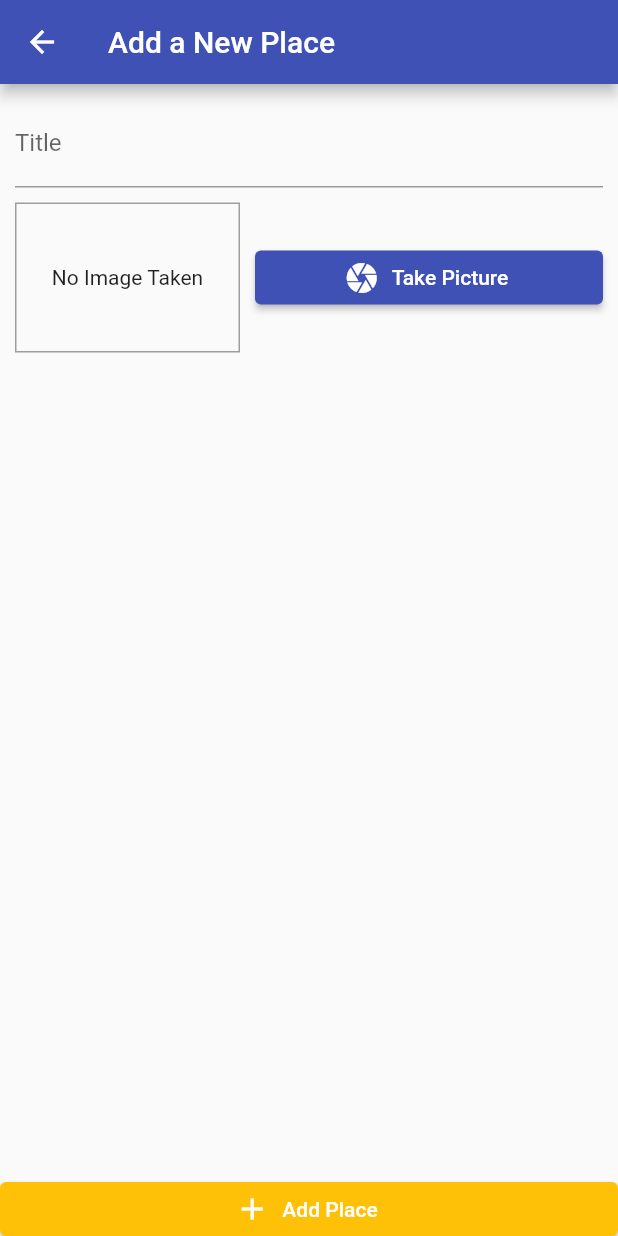
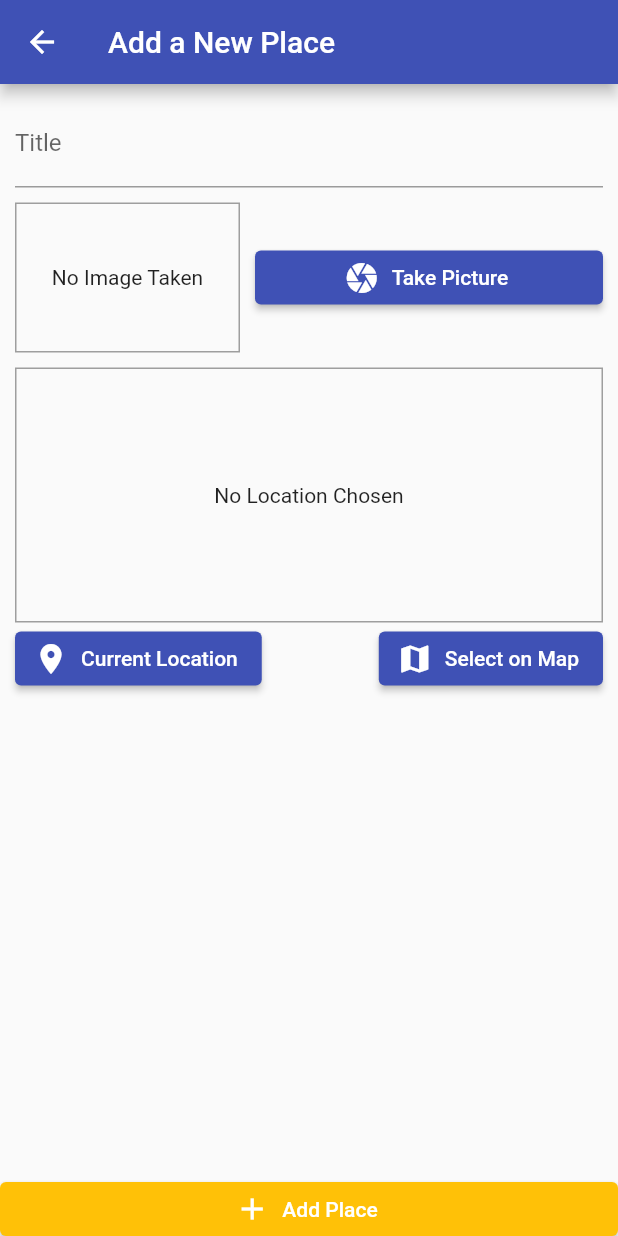
Before and after one commit to MonarchLight/great_places_v2, a Flutter app: the screen it shows after launch, after a tap on the "add" icon, on a phone screen of 412 x 824 dp. Run offline on Flutter 3.47's test engine with Material 2 defaults, Android fonts, the phone set to English and light mode, and no system bars; our stand-ins replace google_maps_flutter, image_picker, location, sqflite; accounts and stored records are empty.

Commit message:
Reverse geocoding request and response

```diff
--- a/lib/helpers/db_helpers.dart
+++ b/lib/helpers/db_helpers.dart
@@ -2,8 +2,22 @@ import 'package:sqflite/sqflite.dart' as sql;
 import 'package:path/path.dart' as path;
 
 class DBHelper {
+  static Future<sql.Database> database() async {
+    final dbPath = await sql.getDatabasesPath();
+    return sql.openDatabase(path.join(dbPath, "places.db"),
+        onCreate: (db, version) {
+      return db.execute(
+          "CREATE TABLE user_places(id TEXT PRIMARY KEY, title TEXT, image TEXT, loc_lat REAL, loc_lng REAL, address TEXT)");
+    }, version: 1);
+  }
+
   static Future<void> insert(String table, Map<String, Object> data) async {
-    final dbPath = await sql.getDatabasesPath();
-    sql.openDatabase(dbPath);
+    final db = await DBHelper.database();
+    db.insert(table, data, conflictAlgorithm: sql.ConflictAlgorithm.replace);
+  }
+
+  static Future<List<Map<String, dynamic>>> getData(String table) async {
+    final db = await DBHelper.database();
+    return db.query(table);
   }
 }
--- a/lib/models/place.dart
+++ b/lib/models/place.dart
@@ -3,10 +3,10 @@ import 'dart:io';
 class PlaceLocation {
   final double latitude;
   final double longitude;
-  final String? address;
+  final String address;
 
-  PlaceLocation({
-    this.address,
+  const PlaceLocation({
+    required this.address,
     required this.latitude,
     required this.longitude,
   });
--- a/lib/providers/great_places.dart
+++ b/lib/providers/great_places.dart
@@ -2,6 +2,8 @@ import 'dart:io';
 import 'package:flutter/foundation.dart';
 
 import '../models/place.dart';
+import '../helpers/db_helpers.dart';
+import '../helpers/location_helper.dart';
 
 class GreatPlaces with ChangeNotifier {
   List<Place> _items = [];
@@ -10,13 +12,48 @@ class GreatPlaces with ChangeNotifier {
     return [..._items];
   }
 
-  void addPlace(String pickedtitle, File pickedimage) {
+  Future<void> addPlace(
+    String pickedtitle,
+    File pickedimage,
+    PlaceLocation pickedLocation,
+  ) async {
+    final addressLoct = await LocationHelper.getPlaceAddress(
+        pickedLocation.latitude, pickedLocation.longitude);
+    final updateLocation = PlaceLocation(
+        latitude: pickedLocation.latitude,
+        longitude: pickedLocation.longitude,
+        address: addressLoct);
     final newPlace = Place(
       id: DateTime.now().toString(),
       image: pickedimage,
       title: pickedtitle,
+      location: updateLocation,
     );
     _items.add(newPlace);
     notifyListeners();
+    DBHelper.insert("user_places", {
+      "id": newPlace.id,
+      "title": newPlace.title,
+      "image": newPlace.image.path,
+      "loc_lat": newPlace.location!.latitude,
+      "loc_lng": newPlace.location!.longitude,
+      "address": newPlace.location!.address as String,
+    });
+  }
+
+  Future<void> fetchAndSetPlaces() async {
+    final dataList = await DBHelper.getData("user_places");
+    _items = dataList
+        .map((i) => Place(
+              id: i["id"],
+              image: File(i["image"]),
+              title: i["title"],
+              location: PlaceLocation(
+                  latitude: i["loc_lat"],
+                  longitude: i["loc_lng"],
+                  address: i["address"]),
+            ))
+        .toList();
+    notifyListeners();
   }
 }
--- a/lib/screens/add_places_screen.dart
+++ b/lib/screens/add_places_screen.dart
@@ -1,9 +1,11 @@
+import 'dart:io';
 import 'package:flutter/material.dart';
-import 'dart:io';
 import 'package:provider/provider.dart';
 
+import '../widgets/location_input.dart';
 import '../widgets/image_input.dart';
 import '../providers/great_places.dart';
+import '../models/place.dart';
 
 class AddPlacesScreen extends StatefulWidget {
   static const routeName = "/add-place";
@@ -15,17 +17,24 @@ class AddPlacesScreen extends StatefulWidget {
 class _AddPlacesScreenState extends State<AddPlacesScreen> {
   final _titleController = TextEditingController();
   File? _pickedImage;
+  PlaceLocation? _pickedLocation;
 
   void _selectImage(File pickedImage) {
     _pickedImage = pickedImage;
   }
 
+  void _selectPlace(double lat, double lng) {
+    _pickedLocation = PlaceLocation(latitude: lat, longitude: lng, address: "");
+  }
+
   void _savePlace() {
-    if (_titleController.text.isEmpty || _pickedImage == null) {
+    if (_titleController.text.isEmpty ||
+        _pickedImage == null ||
+        _pickedLocation == null) {
       return;
     }
     Provider.of<GreatPlaces>(context, listen: false)
-        .addPlace(_titleController.text, _pickedImage!);
+        .addPlace(_titleController.text, _pickedImage!, _pickedLocation!);
     Navigator.of(context).pop();
   }
 
@@ -52,6 +61,10 @@ class _AddPlacesScreenState extends State<AddPlacesScreen> {
                       height: 10,
                     ),
                     ImageInput(_selectImage),
+                    SizedBox(
+                      height: 10,
+                    ),
+                    LocationInput(_selectPlace),
                   ],
                 ),
               ),
--- a/lib/screens/places_list_screen.dart
+++ b/lib/screens/places_list_screen.dart
@@ -11,7 +11,7 @@ class PlacesListScreen extends StatelessWidget {
   Widget build(BuildContext context) {
     return Scaffold(
       appBar: AppBar(
-        title: const Text("Your Places"),
+        title: const Text("Your places"),
         actions: [
           IconButton(
               onPressed: () {
@@ -20,21 +20,34 @@ class PlacesListScreen extends StatelessWidget {
               icon: const Icon(Icons.add)),
         ],
       ),
-      body: Consumer<GreatPlaces>(
-          child: Center(child: Text("Got no places yet, start adding some!")),
+      body: FutureBuilder(
+        future: Provider.of<GreatPlaces>(context, listen: false)
+            .fetchAndSetPlaces(),
+        builder: (ctx, snapshot) => snapshot.connectionState ==
+                ConnectionState.waiting
+            ? Center(
+                child: CircularProgressIndicator(),
+              )
+            : Consumer<GreatPlaces>(
+                child: Center(
+                    child: Text("Got no places yet, start adding some!")),
                 builder: (ctx, greatPlaces, ch) => greatPlaces.items.isEmpty
                     ? ch!
                     : ListView.builder(
                         itemCount: greatPlaces.items.length,
                         itemBuilder: (ctx, i) => ListTile(
                           leading: CircleAvatar(
-                        backgroundImage: FileImage(greatPlaces.items[i].image)),
+                              backgroundImage:
+                                  FileImage(greatPlaces.items[i].image)),
                           title: Text(greatPlaces.items[i].title),
+                          subtitle: Text(
+                              greatPlaces.items[i].location!.address as String),
                           onTap: () {
                             //....
                           },
                         ),
                       )),
+      ),
     );
   }
 }
--- /dev/null
+++ b/lib/widgets/location_input.dart
@@ -0,0 +1,82 @@
+import 'package:flutter/material.dart';
+import 'package:google_maps_flutter/google_maps_flutter.dart';
+import 'package:location/location.dart';
+
+import '../helpers/location_helper.dart';
+import '../screens/map_screen.dart';
+
+class LocationInput extends StatefulWidget {
+  final Function onSelectPlace;
+
+  LocationInput(this.onSelectPlace);
+
+  @override
+  _LocationInputState createState() => _LocationInputState();
+}
+
+class _LocationInputState extends State<LocationInput> {
+  String? _previewImageUrl;
+
+  Future<void> _getCurrentUserLocation() async {
+    final locData = await Location().getLocation();
+    final staticMapUrl = LocationHelper.generateLocation(
+      latitude: locData.latitude,
+      longitude: locData.longitude,
+    );
+    setState(() {
+      _previewImageUrl = staticMapUrl;
+    });
+    widget.onSelectPlace(locData.latitude, locData.longitude);
+  }
+
+  Future<void> _selectOnMap() async {
+    final LatLng selectLocation =
+        await Navigator.of(context).push(MaterialPageRoute(
+            fullscreenDialog: true,
+            builder: (ctx) => MapScreen(
+                  isSelecting: true,
+                )));
+    if (selectLocation == null) {
+      return;
+    }
+    widget.onSelectPlace(selectLocation.latitude, selectLocation.longitude);
+  }
+
+  @override
+  Widget build(BuildContext context) {
+    return Column(
+      children: [
+        Container(
+          alignment: Alignment.center,
+          decoration:
+              BoxDecoration(border: Border.all(width: 1, color: Colors.grey)),
+          height: 170,
+          width: double.infinity,
+          child: _previewImageUrl == null
+              ? Text("No Location Chosen", textAlign: TextAlign.center)
+              : Image.network(
+                  _previewImageUrl!,
+                  fit: BoxFit.cover,
+                  width: double.infinity,
+                ),
+        ),
+        Row(
+          mainAxisAlignment: MainAxisAlignment.center,
+          children: [
+            ElevatedButton.icon(
+              onPressed: _getCurrentUserLocation,
+              icon: Icon(Icons.location_on),
+              label: Text("Current Location"),
+            ),
+            Spacer(),
+            ElevatedButton.icon(
+              onPressed: _selectOnMap,
+              icon: Icon(Icons.map),
+              label: Text("Select on Map"),
+            )
+          ],
+        ),
+      ],
+    );
+  }
+}
--- a/pubspec.yaml
+++ b/pubspec.yaml
@@ -39,6 +39,9 @@ dependencies:
   path_provider: ^2.0.9
   path: ^1.8.0
   sqflite: ^2.0.2
+  location: ^4.3.0
+  google_maps_flutter: ^2.1.1
+  http: ^0.13.4
 
 dev_dependencies:
   flutter_test:
```
Also changed, not shown: lib/screens/map_screen.dart (added, +62 -0 lines), pubspec.lock, 3 other files. Lines whose indentation alone changed are shown as unchanged.
